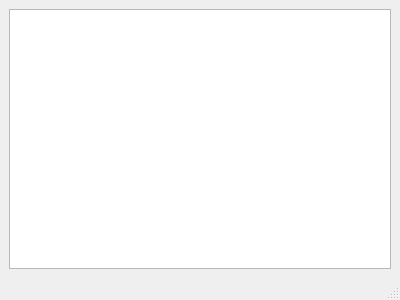
Old version of the form Windows/dbwindow.ui in the repository cpprun/MuzTorgZ.
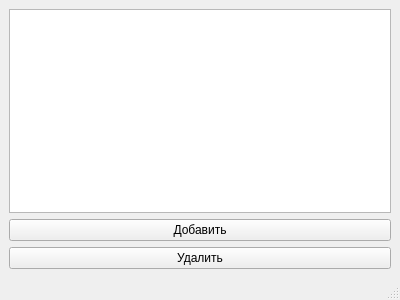
New version of the form.

```diff
--- a/Windows/dbwindow.ui
+++ b/Windows/dbwindow.ui
@@ -18,6 +18,20 @@
     <item row="0" column="0">
      <widget class="QTableView" name="tableView"/>
     </item>
+    <item row="2" column="0">
+     <widget class="QPushButton" name="deleteDataBtn">
+      <property name="text">
+       <string>Удалить</string>
+      </property>
+     </widget>
+    </item>
+    <item row="1" column="0">
+     <widget class="QPushButton" name="addDataBtn">
+      <property name="text">
+       <string>Добавить</string>
+      </property>
+     </widget>
+    </item>
    </layout>
   </widget>
   <widget class="QMenuBar" name="menubar">
```
